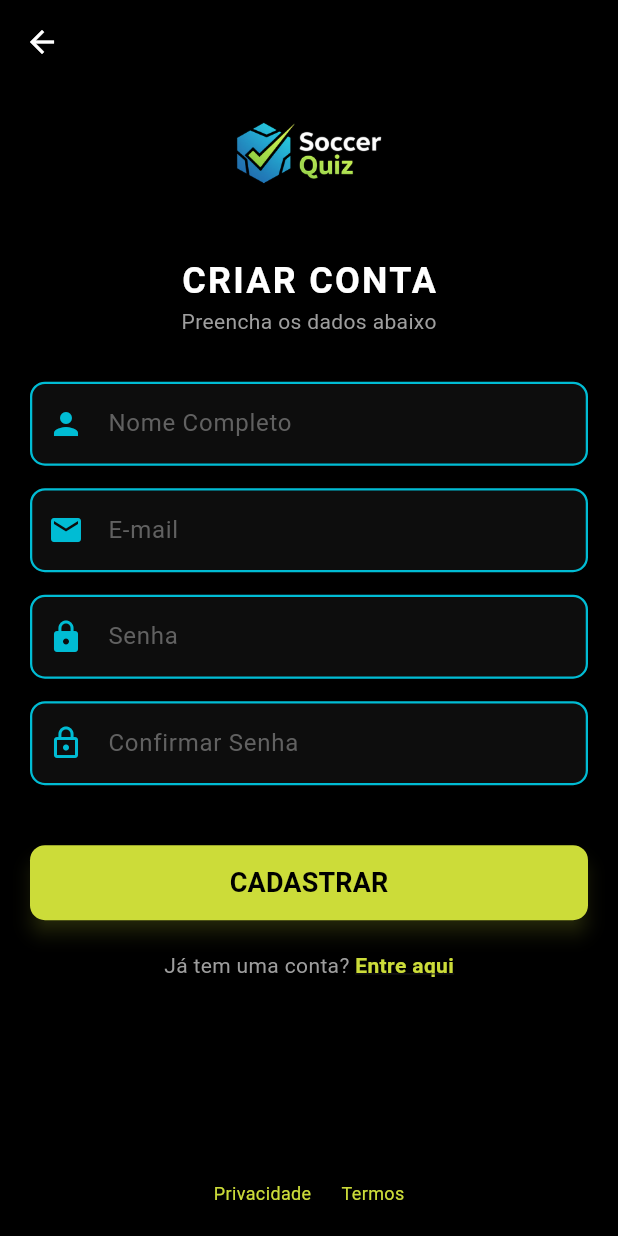
After one commit to Wellington-Miguel/soccer_quiz_flutter, a Flutter app: the screen it shows after launch, after a tap on "Cadastre-se aqui", on a phone screen of 412 x 824 dp. The commit adds this screen. Run offline on Flutter 3.47's test engine with Material 3 defaults, Android fonts, the phone set to English and light mode, and no system bars; our stand-ins replace flutter_secure_storage.

Commit message:
adiciona tela de cadastro e link para registro na tela de login

```diff
--- /dev/null
+++ b/lib/screens/create_user_screen.dart
@@ -0,0 +1,247 @@
+import 'package:flutter/material.dart';
+import 'package:soccer_quiz_flutter/screens/termos_screen.dart';
+
+class SignUpScreen extends StatefulWidget {
+  @override
+  State<SignUpScreen> createState() => _SignUpScreenState();
+}
+
+class _SignUpScreenState extends State<SignUpScreen> {
+  final _formKey = GlobalKey<FormState>();
+
+  // Controllers
+  final TextEditingController _nameController = TextEditingController();
+  final TextEditingController _emailController = TextEditingController();
+  final TextEditingController _passwordController = TextEditingController();
+  final TextEditingController _confirmPasswordController = TextEditingController();
+
+  @override
+  void dispose() {
+    _nameController.dispose();
+    _emailController.dispose();
+    _passwordController.dispose();
+    _confirmPasswordController.dispose();
+    super.dispose();
+  }
+
+  void _register() {
+    if (_formKey.currentState!.validate()) {
+      // Simulação de cadastro
+      final name = _nameController.text;
+      final email = _emailController.text;
+
+      print("Cadastrando usuário: $name, $email");
+
+      ScaffoldMessenger.of(context).showSnackBar(
+        SnackBar(
+          content: Text("Conta criada com sucesso!"),
+          backgroundColor: Colors.green
+        ),
+      );
+
+      // Após cadastro, navegar para Login ou Home
+      // Navigator.pushReplacement(context, MaterialPageRoute(builder: (_) => LoginScreen()));
+      Navigator.pop(context); // Voltando para a tela anterior por enquanto
+    }
+  }
+
+  @override
+  Widget build(BuildContext context) {
+    return Scaffold(
+      backgroundColor: Colors.black,
+      // AppBar transparente simples
+      appBar: AppBar(
+        backgroundColor: Colors.transparent,
+        elevation: 0,
+        leading: BackButton(color: Colors.white),
+      ),
+      body: Column(
+        children: [
+          Expanded(
+            child: SingleChildScrollView(
+              padding: EdgeInsets.symmetric(horizontal: 20),
+              child: Form(
+                key: _formKey,
+                child: Column(
+                  mainAxisAlignment: MainAxisAlignment.center,
+                  children: [
+                    // LOGO E TÍTULO
+                    SizedBox(height: 10),
+                    Image.asset(
+                      'assets/Logo.png',
+                      width: 120,
+                      errorBuilder: (c,e,s) => Icon(Icons.person_add, size: 80, color: Colors.cyan),
+                    ),
+                    SizedBox(height: 20),
+                    Text(
+                      "CRIAR CONTA",
+                      style: TextStyle(
+                        color: Colors.white,
+                        fontSize: 24,
+                        fontWeight: FontWeight.bold,
+                        letterSpacing: 1.5,
+                      ),
+                    ),
+                    Text(
+                      "Preencha os dados abaixo",
+                      style: TextStyle(color: Colors.grey, fontSize: 14),
+                    ),
+
+                    SizedBox(height: 30),
+
+                    // CAMPOS DO FORMULÁRIO
+                    _buildNeonTextField(
+                      controller: _nameController,
+                      icon: Icons.person,
+                      hint: "Nome Completo"
+                    ),
+                    SizedBox(height: 15),
+
+                    _buildNeonTextField(
+                      controller: _emailController,
+                      icon: Icons.email,
+                      hint: "E-mail",
+                      isEmail: true
+                    ),
+                    SizedBox(height: 15),
+
+                    _buildNeonTextField(
+                      controller: _passwordController,
+                      icon: Icons.lock,
+                      hint: "Senha",
+                      isPassword: true
+                    ),
+                    SizedBox(height: 15),
+
+                    _buildNeonTextField(
+                      controller: _confirmPasswordController,
+                      icon: Icons.lock_outline,
+                      hint: "Confirmar Senha",
+                      isPassword: true,
+                      validator: (val) {
+                         if (val != _passwordController.text) return "As senhas não coincidem";
+                         return null;
+                      }
+                    ),
+
+                    SizedBox(height: 40),
+
+                    // BOTÃO CADASTRAR
+                    SizedBox(
+                      width: double.infinity,
+                      height: 50,
+                      child: ElevatedButton(
+                        style: ElevatedButton.styleFrom(
+                          backgroundColor: Color(0xFFCCDC39), // Verde Neon
+                          shape: RoundedRectangleBorder(borderRadius: BorderRadius.circular(10)),
+                          elevation: 5,
+                          shadowColor: Color(0xFFCCDC39).withOpacity(0.4),
+                        ),
+                        onPressed: _register,
+                        child: Text(
+                          "CADASTRAR",
+                          style: TextStyle(color: Colors.black, fontSize: 18, fontWeight: FontWeight.bold),
+                        ),
+                      ),
+                    ),
+
+                    SizedBox(height: 20),
+
+                    // LINK PARA LOGIN
+                    Row(
+                      mainAxisAlignment: MainAxisAlignment.center,
+                      children: [
+                        Text("Já tem uma conta? ", style: TextStyle(color: Colors.grey)),
+                        GestureDetector(
+                          onTap: () {
+                             // Navegar para LoginScreen
+                             Navigator.pop(context); // Exemplo: volta se veio do login
+                          },
+                          child: Text(
+                            "Entre aqui",
+                            style: TextStyle(
+                              color: Color(0xFFCCDC39),
+                              fontWeight: FontWeight.bold,
+                              decoration: TextDecoration.underline,
+                            ),
+                          ),
+                        ),
+                      ],
+                    ),
+                  ],
+                ),
+              ),
+            ),
+          ),
+
+          // RODAPÉ SIMPLIFICADO (Geralmente não mostra Coins em cadastro, mas mantive o padrão visual)
+          Padding(
+            padding: const EdgeInsets.all(20.0),
+            child: Row(
+              mainAxisAlignment: MainAxisAlignment.center,
+              children: [
+                GestureDetector(
+                  onTap: () => Navigator.push(context, MaterialPageRoute(builder: (context) => TermsScreen())),
+                  child: Text("Privacidade", style: TextStyle(color: Color(0xFFCCDC39), fontSize: 12))
+                ),
+                SizedBox(width: 20),
+                GestureDetector(
+                  onTap: () => Navigator.push(context, MaterialPageRoute(builder: (context) => TermsScreen())),
+                  child: Text("Termos", style: TextStyle(color: Color(0xFFCCDC39), fontSize: 12))
+                ),
+              ],
+            ),
+          )
+        ],
+      ),
+    );
+  }
+
+  // Widget Reutilizável de Input Neon
+  Widget _buildNeonTextField({
+    required TextEditingController controller,
+    required IconData icon,
+    required String hint,
+    bool isPassword = false,
+    bool isEmail = false,
+    String? Function(String?)? validator,
+  }) {
+    return TextFormField(
+      controller: controller,
+      obscureText: isPassword,
+      style: TextStyle(color: Colors.white),
+      validator: validator ?? (val) {
+        if (val == null || val.isEmpty) return "Campo Obrigatório";
+        if (isEmail && !val.contains("@")) return "E-mail inválido";
+        if (isPassword && val.length < 6) return "Mínimo 6 caracteres";
+        return null;
+      },
+      decoration: InputDecoration(
+        prefixIcon: Icon(icon, color: Colors.cyan),
+        hintText: hint,
+        hintStyle: TextStyle(color: Colors.grey[700]),
+        filled: true,
+        fillColor: Colors.white.withOpacity(0.05),
+        // Borda Padrão (Cyan Neon)
+        enabledBorder: OutlineInputBorder(
+          borderSide: BorderSide(color: Colors.cyan, width: 1.5),
+          borderRadius: BorderRadius.circular(10),
+        ),
+        // Borda ao Clicar (Verde Neon)
+        focusedBorder: OutlineInputBorder(
+          borderSide: BorderSide(color: Color(0xFFCCDC39), width: 2),
+          borderRadius: BorderRadius.circular(10),
+        ),
+        // Borda de Erro
+        errorBorder: OutlineInputBorder(
+          borderSide: BorderSide(color: Colors.redAccent),
+          borderRadius: BorderRadius.circular(10),
+        ),
+        focusedErrorBorder: OutlineInputBorder(
+          borderSide: BorderSide(color: Colors.redAccent, width: 2),
+          borderRadius: BorderRadius.circular(10),
+        ),
+      ),
+    );
+  }
+}
--- a/lib/screens/login_screen.dart
+++ b/lib/screens/login_screen.dart
@@ -1,5 +1,6 @@
 import 'package:flutter/material.dart';
 import 'package:provider/provider.dart';
+import 'package:soccer_quiz_flutter/screens/create_user_screen.dart';
 import '../providers/auth_provider.dart';
 import 'home_screen.dart';
 
@@ -72,7 +73,31 @@ class _LoginScreenState extends State<LoginScreen> {
                 )
               ]),
             ),
-          )
+          ),
+          SizedBox(height: 20),
+          Row(
+            mainAxisAlignment: MainAxisAlignment.center,
+            children: [
+              Text("Não tem uma conta? ", style: TextStyle(color: Colors.grey)),
+              GestureDetector(
+                onTap: () {
+                   // Navegar para LoginScreen
+                  Navigator.push(
+                          context,
+                          MaterialPageRoute(
+                              builder: (context) => SignUpScreen())); // Exemplo: volta se veio do login
+                },
+                child: Text(
+                  "Cadastre-se aqui",
+                  style: TextStyle(
+                    color: Color(0xFFCCDC39),
+                    fontWeight: FontWeight.bold,
+                    decoration: TextDecoration.underline,
+                  ),
+                ),
+              ),
+            ],
+          ),
         ]),
       ),
     );
```
